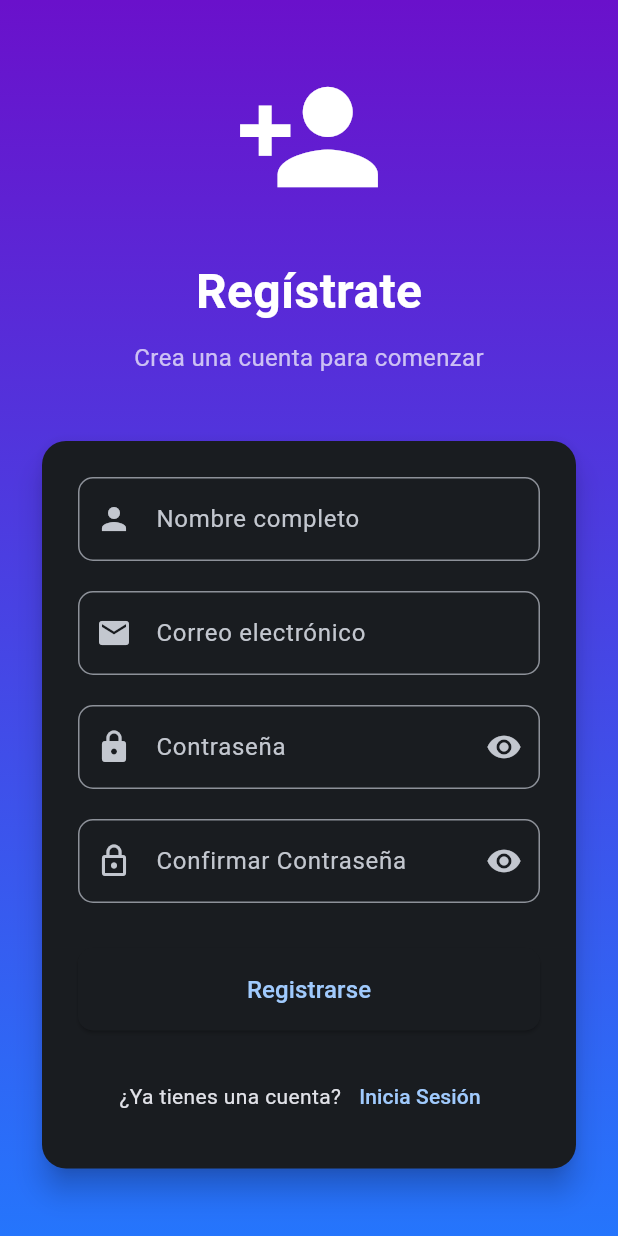
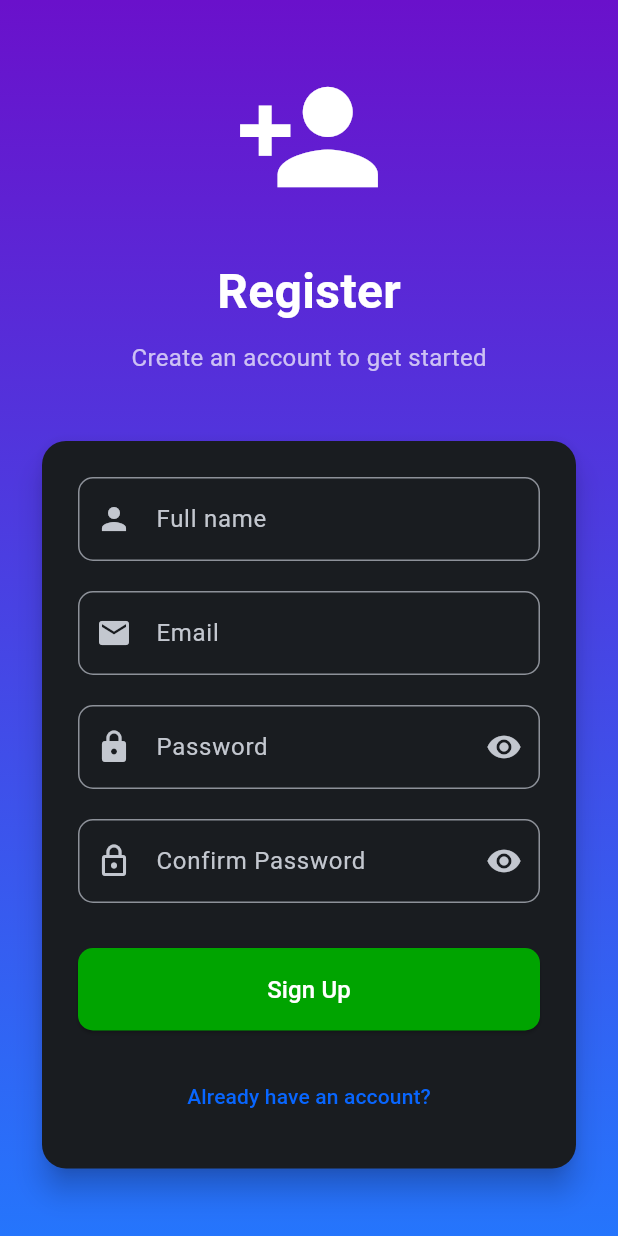
Before and after one commit to EFDEZZ/agend_app, a Flutter app: the RegisterScreen screen opened by its route, on a phone screen of 412 x 824 dp. Run offline on Flutter 3.47's test engine with Material 3 defaults, Android fonts, the phone set to English and light mode, and no system bars; our stand-ins replace go_router.

Commit message:
language changed to english in the interface

```diff
--- a/lib/src/presentation/screens/auth/login_screen.dart
+++ b/lib/src/presentation/screens/auth/login_screen.dart
@@ -35,7 +35,7 @@ class _LoginScreenState extends State<LoginScreen> {
       if (!mounted) return;
       ScaffoldMessenger.of(context).showSnackBar(
         SnackBar(
-          content: Text('Bienvenido ${_emailController.text}'),
+          content: Text('Welcome ${_emailController.text}'),
           behavior: SnackBarBehavior.floating,
         ),
       );
@@ -44,6 +44,7 @@ class _LoginScreenState extends State<LoginScreen> {
 
   @override
   Widget build(BuildContext context) {
+    final colors = Theme.of(context).colorScheme;
     return Scaffold(
       body: AnnotatedRegion<SystemUiOverlayStyle>(
         value: SystemUiOverlayStyle.light,
@@ -80,7 +81,7 @@ class _LoginScreenState extends State<LoginScreen> {
 
                     // Título
                     const Text(
-                      'Inicia Sesión',
+                      'Log In',
                       style: TextStyle(
                         fontSize: 32,
                         fontWeight: FontWeight.bold,
@@ -89,7 +90,7 @@ class _LoginScreenState extends State<LoginScreen> {
                     ),
                     const SizedBox(height: 10),
                     const Text(
-                      'Ingresa tus credenciales para continuar',
+                      'Enter your credentials to continue',
                       style: TextStyle(
                         fontSize: 16,
                         color: Colors.white70,
@@ -114,7 +115,7 @@ class _LoginScreenState extends State<LoginScreen> {
                                 controller: _emailController,
                                 keyboardType: TextInputType.emailAddress,
                                 decoration: InputDecoration(
-                                  labelText: 'Correo electrónico',
+                                  labelText: 'Email',
                                   prefixIcon: const Icon(Icons.email),
                                   border: OutlineInputBorder(
                                     borderRadius: BorderRadius.circular(10),
@@ -122,10 +123,10 @@ class _LoginScreenState extends State<LoginScreen> {
                                 ),
                                 validator: (value) {
                                   if (value == null || value.isEmpty) {
-                                    return 'Por favor ingresa tu email';
+                                    return 'Please enter your email';
                                   }
                                   if (!value.contains('@') || !value.endsWith('.com')) {
-                                    return 'Ingresa un email válido';
+                                    return 'Enter a valid email address';
                                   }
                                   return null;
                                 },
@@ -137,7 +138,7 @@ class _LoginScreenState extends State<LoginScreen> {
                                 controller: _passwordController,
                                 obscureText: _obscurePassword,
                                 decoration: InputDecoration(
-                                  labelText: 'Contraseña',
+                                  labelText: 'Password',
                                   prefixIcon: const Icon(Icons.lock),
                                   suffixIcon: IconButton(
                                     icon: Icon(
@@ -157,10 +158,10 @@ class _LoginScreenState extends State<LoginScreen> {
                                 ),
                                 validator: (value) {
                                   if (value == null || value.isEmpty) {
-                                    return 'Por favor ingresa tu contraseña';
+                                    return 'Please enter your password';
                                   }
                                   if (value.length < 6) {
-                                    return 'La contraseña debe tener al menos 6 caracteres';
+                                    return 'Password must be at least 6 characters long';
                                   }
                                   return null;
                                 },
@@ -174,7 +175,7 @@ class _LoginScreenState extends State<LoginScreen> {
                                   onPressed: () {
                                     // Navegar a pantalla de recuperación
                                   },
-                                  child: const Text('¿Olvidaste tu contraseña?'),
+                                  child: const Text('¿You forgot your password?'),
                                 ),
                               ),
                               const SizedBox(height: 20),
@@ -185,6 +186,7 @@ class _LoginScreenState extends State<LoginScreen> {
                                 child: ElevatedButton(
                                   onPressed: _isLoading ? null : _submitForm,
                                   style: ElevatedButton.styleFrom(
+                                    backgroundColor: Color.fromRGBO(24, 119, 242, 1),
                                     padding: const EdgeInsets.symmetric(vertical: 16),
                                     shape: RoundedRectangleBorder(
                                       borderRadius: BorderRadius.circular(10),
@@ -195,8 +197,11 @@ class _LoginScreenState extends State<LoginScreen> {
                                           color: Colors.white,
                                         )
                                       : const Text(
-                                          'Iniciar Sesión',
-                                          style: TextStyle(fontSize: 16),
+                                          'Log In',
+                                          style: TextStyle(
+                                            fontSize: 16,
+                                            color: Colors.white,
+                                            ),
                                         ),
                                 ),
                               ),
@@ -206,12 +211,12 @@ class _LoginScreenState extends State<LoginScreen> {
                               Row(
                                 mainAxisAlignment: MainAxisAlignment.center,
                                 children: [
-                                  const Text('¿No tienes una cuenta?'),
+                                  const Text("¿You don't have an account?"),
                                   TextButton(
                                     onPressed: () {
                                       context.push('/RegisterScreen/');
                                     },
-                                    child: const Text('Regístrate'),
+                                    child: const Text('Register', style: TextStyle(color: Color.fromRGBO(8, 102, 255, 1),),),
                                   ),
                                 ],
                               ),
--- a/lib/src/presentation/screens/auth/register_screen.dart
+++ b/lib/src/presentation/screens/auth/register_screen.dart
@@ -1,6 +1,5 @@
 import 'package:flutter/material.dart';
 import 'package:flutter/services.dart';
-
 
 class RegisterScreen extends StatefulWidget {
   const RegisterScreen({super.key});
@@ -46,10 +45,7 @@ class _RegisterScreenState extends State<RegisterScreen> {
                 gradient: LinearGradient(
                   begin: Alignment.topCenter,
                   end: Alignment.bottomCenter,
-                  colors: [
-                    Color(0xFF6A11CB),
-                    Color(0xFF2575FC),
-                  ],
+                  colors: [Color(0xFF6A11CB), Color(0xFF2575FC)],
                 ),
               ),
             ),
@@ -71,7 +67,7 @@ class _RegisterScreenState extends State<RegisterScreen> {
 
                     // Título
                     const Text(
-                      'Regístrate',
+                      'Register',
                       style: TextStyle(
                         fontSize: 32,
                         fontWeight: FontWeight.bold,
@@ -80,11 +76,8 @@ class _RegisterScreenState extends State<RegisterScreen> {
                     ),
                     const SizedBox(height: 10),
                     const Text(
-                      'Crea una cuenta para comenzar',
-                      style: TextStyle(
-                        fontSize: 16,
-                        color: Colors.white70,
-                      ),
+                      'Create an account to get started',
+                      style: TextStyle(fontSize: 16, color: Colors.white70),
                     ),
                     const SizedBox(height: 40),
 
@@ -104,7 +97,7 @@ class _RegisterScreenState extends State<RegisterScreen> {
                               TextFormField(
                                 controller: _nameController,
                                 decoration: InputDecoration(
-                                  labelText: 'Nombre completo',
+                                  labelText: 'Full name',
                                   prefixIcon: const Icon(Icons.person),
                                   border: OutlineInputBorder(
                                     borderRadius: BorderRadius.circular(10),
@@ -112,10 +105,10 @@ class _RegisterScreenState extends State<RegisterScreen> {
                                 ),
                                 validator: (value) {
                                   if (value == null || value.isEmpty) {
-                                    return 'Por favor ingresa tu nombre';
+                                    return 'Please enter your name';
                                   }
                                   if (value.length < 3) {
-                                    return 'El nombre debe tener al menos 3 caracteres';
+                                    return 'The name must be at least 3 characters long';
                                   }
                                   return null;
                                 },
@@ -127,7 +120,7 @@ class _RegisterScreenState extends State<RegisterScreen> {
                                 controller: _emailController,
                                 keyboardType: TextInputType.emailAddress,
                                 decoration: InputDecoration(
-                                  labelText: 'Correo electrónico',
+                                  labelText: 'Email',
                                   prefixIcon: const Icon(Icons.email),
                                   border: OutlineInputBorder(
                                     borderRadius: BorderRadius.circular(10),
@@ -135,10 +128,11 @@ class _RegisterScreenState extends State<RegisterScreen> {
                                 ),
                                 validator: (value) {
                                   if (value == null || value.isEmpty) {
-                                    return 'Por favor ingresa tu email';
+                                    return 'Please enter your email';
                                   }
-                                  if (!value.contains('@') || !value.endsWith('.com')) {
-                                    return 'Ingresa un email válido';
+                                  if (!value.contains('@') ||
+                                      !value.endsWith('.com')) {
+                                    return 'Enter a valid email address';
                                   }
                                   return null;
                                 },
@@ -150,7 +144,7 @@ class _RegisterScreenState extends State<RegisterScreen> {
                                 controller: _passwordController,
                                 obscureText: _obscurePassword,
                                 decoration: InputDecoration(
-                                  labelText: 'Contraseña',
+                                  labelText: 'Password',
                                   prefixIcon: const Icon(Icons.lock),
                                   suffixIcon: IconButton(
                                     icon: Icon(
@@ -170,10 +164,10 @@ class _RegisterScreenState extends State<RegisterScreen> {
                                 ),
                                 validator: (value) {
                                   if (value == null || value.isEmpty) {
-                                    return 'Por favor ingresa tu contraseña';
+                                    return 'Please enter your password';
                                   }
                                   if (value.length < 6) {
-                                    return 'La contraseña debe tener al menos 6 caracteres';
+                                    return 'Password must be at least 6 characters long';
                                   }
                                   return null;
                                 },
@@ -185,7 +179,7 @@ class _RegisterScreenState extends State<RegisterScreen> {
                                 controller: _confirmPasswordController,
                                 obscureText: _obscureConfirmPassword,
                                 decoration: InputDecoration(
-                                  labelText: 'Confirmar Contraseña',
+                                  labelText: 'Confirm Password',
                                   prefixIcon: const Icon(Icons.lock_outline),
                                   suffixIcon: IconButton(
                                     icon: Icon(
@@ -195,7 +189,8 @@ class _RegisterScreenState extends State<RegisterScreen> {
                                     ),
                                     onPressed: () {
                                       setState(() {
-                                      _obscureConfirmPassword = !_obscureConfirmPassword;
+                                        _obscureConfirmPassword =
+                                            !_obscureConfirmPassword;
                                       });
                                     },
                                   ),
@@ -205,10 +200,10 @@ class _RegisterScreenState extends State<RegisterScreen> {
                                 ),
                                 validator: (value) {
                                   if (value == null || value.isEmpty) {
-                                    return 'Por favor confirma tu contraseña';
+                                    return 'Please confirm your password';
                                   }
                                   if (value != _passwordController.text) {
-                                    return 'Las contraseñas no coinciden';
+                                    return "Passwords don't match";
                                   }
                                   return null;
                                 },
@@ -222,24 +217,41 @@ class _RegisterScreenState extends State<RegisterScreen> {
                                   onPressed: () {
                                     if (_formKey.currentState!.validate()) {
                                       // Lógica de registro
-                                      Navigator.pop(context); // Regresa al login después de registrar
-                                      ScaffoldMessenger.of(context).showSnackBar(
+                                      Navigator.pop(
+                                        context,
+                                      ); // Regresa al login después de registrar
+                                      ScaffoldMessenger.of(
+                                        context,
+                                      ).showSnackBar(
                                         const SnackBar(
-                                          content: Text('Registro exitoso!'),
+                                          content: Text(
+                                            'Successful registration!',
+                                          ),
                                           behavior: SnackBarBehavior.floating,
                                         ),
                                       );
                                     }
                                   },
                                   style: ElevatedButton.styleFrom(
-                                    padding: const EdgeInsets.symmetric(vertical: 16),
+                                    backgroundColor: Color.fromRGBO(
+                                      0,
+                                      164,
+                                      0,
+                                      1,
+                                    ),
+                                    padding: const EdgeInsets.symmetric(
+                                      vertical: 16,
+                                    ),
                                     shape: RoundedRectangleBorder(
                                       borderRadius: BorderRadius.circular(10),
                                     ),
                                   ),
                                   child: const Text(
-                                    'Registrarse',
-                                    style: TextStyle(fontSize: 16),
+                                    'Sign Up',
+                                    style: TextStyle(
+                                      fontSize: 16,
+                                      color: Colors.white,
+                                    ),
                                   ),
                                 ),
                               ),
@@ -249,12 +261,18 @@ class _RegisterScreenState extends State<RegisterScreen> {
                               Row(
                                 mainAxisAlignment: MainAxisAlignment.center,
                                 children: [
-                                  const Text('¿Ya tienes una cuenta?'),
                                   TextButton(
                                     onPressed: () {
-                                      Navigator.pop(context); // Regresa al login
+                                      Navigator.pop(
+                                        context,
+                                      ); // Regresa al login
                                     },
-                                    child: const Text('Inicia Sesión'),
+                                    child: const Text(
+                                      'Already have an account?',
+                                      style: TextStyle(
+                                        color: Color.fromRGBO(8, 102, 255, 1),
+                                      ),
+                                    ),
                                   ),
                                 ],
                               ),
```
